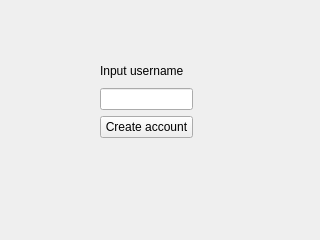
This is ui/registerwidget.ui in McQueeh95/ChatProject as Qt 5 draws it before an edit. The edited form follows.
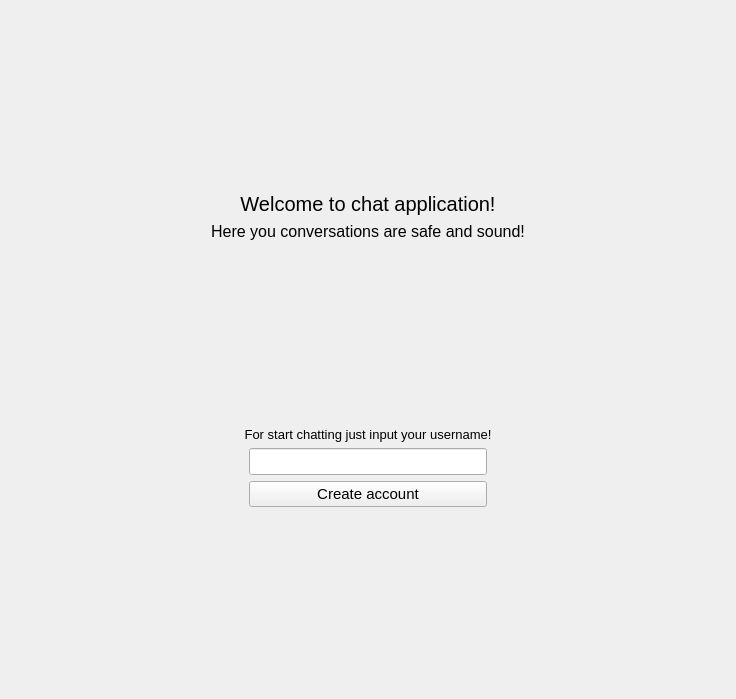
This is the edited form.

The edit to the form file:
```diff
--- a/ui/registerwidget.ui
+++ b/ui/registerwidget.ui
@@ -6,8 +6,8 @@
    <rect>
     <x>0</x>
     <y>0</y>
-    <width>320</width>
-    <height>240</height>
+    <width>736</width>
+    <height>699</height>
    </rect>
   </property>
   <property name="minimumSize">
@@ -19,35 +19,151 @@
   <property name="windowTitle">
    <string>Form</string>
   </property>
-  <widget class="QWidget" name="">
-   <property name="geometry">
-    <rect>
-     <x>100</x>
-     <y>60</y>
-     <width>93</width>
-     <height>78</height>
-    </rect>
-   </property>
-   <layout class="QVBoxLayout" name="verticalLayout">
-    <item>
-     <widget class="QLabel" name="inputUsernameLabel">
-      <property name="text">
-       <string>Input username</string>
-      </property>
-     </widget>
-    </item>
-    <item>
-     <widget class="QLineEdit" name="inputUsernameLineEdit"/>
-    </item>
-    <item>
-     <widget class="QPushButton" name="createAccountButton">
-      <property name="text">
-       <string>Create account</string>
-      </property>
-     </widget>
-    </item>
-   </layout>
-  </widget>
+  <layout class="QVBoxLayout" name="verticalLayout_2">
+   <item>
+    <layout class="QVBoxLayout" name="verticalLayout">
+     <item>
+      <spacer name="verticalSpacer_3">
+       <property name="orientation">
+        <enum>Qt::Orientation::Vertical</enum>
+       </property>
+       <property name="sizeHint" stdset="0">
+        <size>
+         <width>20</width>
+         <height>40</height>
+        </size>
+       </property>
+      </spacer>
+     </item>
+     <item>
+      <widget class="QLabel" name="label">
+       <property name="font">
+        <font>
+         <pointsize>15</pointsize>
+        </font>
+       </property>
+       <property name="text">
+        <string>Welcome to chat application!</string>
+       </property>
+       <property name="alignment">
+        <set>Qt::AlignmentFlag::AlignCenter</set>
+       </property>
+      </widget>
+     </item>
+     <item>
+      <widget class="QLabel" name="label_2">
+       <property name="font">
+        <font>
+         <pointsize>12</pointsize>
+        </font>
+       </property>
+       <property name="text">
+        <string>Here you conversations are safe and sound!</string>
+       </property>
+       <property name="alignment">
+        <set>Qt::AlignmentFlag::AlignCenter</set>
+       </property>
+      </widget>
+     </item>
+     <item>
+      <spacer name="verticalSpacer">
+       <property name="orientation">
+        <enum>Qt::Orientation::Vertical</enum>
+       </property>
+       <property name="sizeHint" stdset="0">
+        <size>
+         <width>20</width>
+         <height>40</height>
+        </size>
+       </property>
+      </spacer>
+     </item>
+     <item>
+      <widget class="QLabel" name="inputUsernameLabel">
+       <property name="font">
+        <font>
+         <pointsize>10</pointsize>
+        </font>
+       </property>
+       <property name="text">
+        <string>For start chatting just input your username!</string>
+       </property>
+       <property name="alignment">
+        <set>Qt::AlignmentFlag::AlignCenter</set>
+       </property>
+      </widget>
+     </item>
+     <item>
+      <layout class="QHBoxLayout" name="horizontalLayout">
+       <item>
+        <spacer name="horizontalSpacer">
+         <property name="orientation">
+          <enum>Qt::Orientation::Horizontal</enum>
+         </property>
+         <property name="sizeHint" stdset="0">
+          <size>
+           <width>40</width>
+           <height>20</height>
+          </size>
+         </property>
+        </spacer>
+       </item>
+       <item>
+        <layout class="QVBoxLayout" name="verticalLayout_3">
+         <item>
+          <widget class="QLineEdit" name="inputUsernameLineEdit">
+           <property name="font">
+            <font>
+             <pointsize>12</pointsize>
+            </font>
+           </property>
+          </widget>
+         </item>
+         <item>
+          <widget class="QPushButton" name="createAccountButton">
+           <property name="font">
+            <font>
+             <pointsize>11</pointsize>
+            </font>
+           </property>
+           <property name="text">
+            <string>Create account</string>
+           </property>
+          </widget>
+         </item>
+        </layout>
+       </item>
+       <item>
+        <spacer name="horizontalSpacer_2">
+         <property name="orientation">
+          <enum>Qt::Orientation::Horizontal</enum>
+         </property>
+         <property name="sizeHint" stdset="0">
+          <size>
+           <width>40</width>
+           <height>20</height>
+          </size>
+         </property>
+        </spacer>
+       </item>
+      </layout>
+     </item>
+     <item>
+      <spacer name="verticalSpacer_2">
+       <property name="orientation">
+        <enum>Qt::Orientation::Vertical</enum>
+       </property>
+       <property name="sizeHint" stdset="0">
+        <size>
+         <width>20</width>
+         <height>40</height>
+        </size>
+       </property>
+      </spacer>
+     </item>
+    </layout>
+   </item>
+  </layout>
  </widget>
  <resources/>
  <connections/>
```
